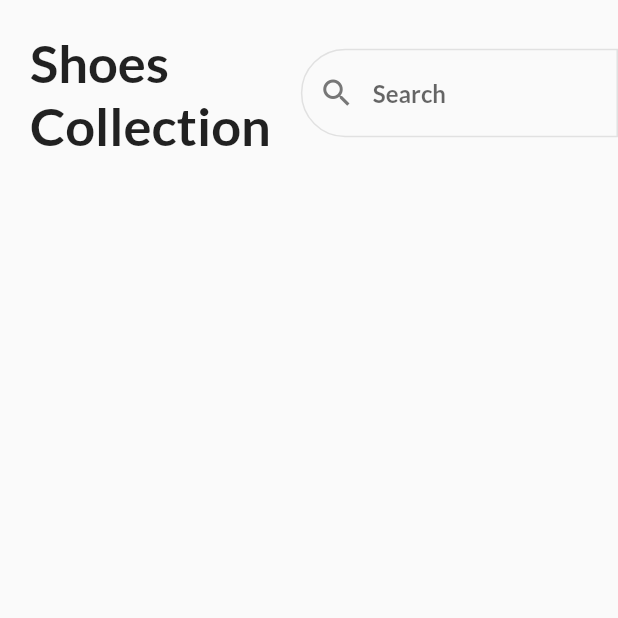
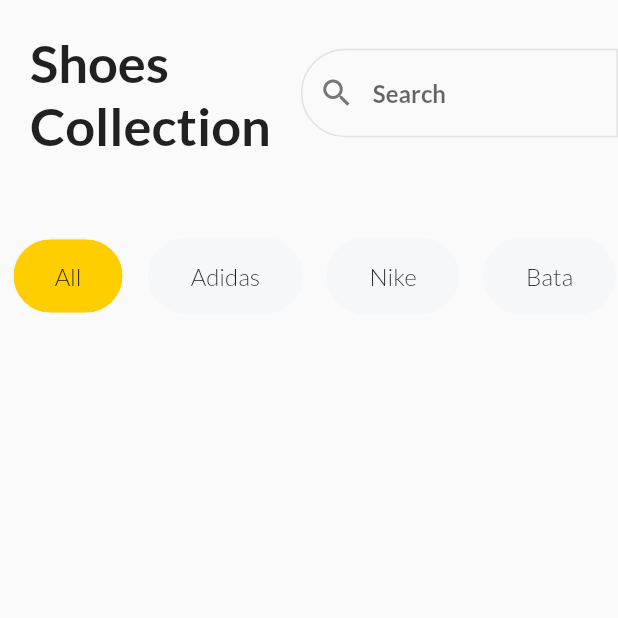
Before and after one commit to tsounguc/shop_app_flutter, a Flutter app: the screen it shows after launch, on a phone screen of 412 x 824 dp, the top half of it. Run offline on Flutter 3.47's test engine with Material 2 defaults, Android fonts, the phone set to English and light mode, and no system bars.

Commit message:
Add filter bar, images and product dummy data

```diff
--- a/lib/home_page.dart
+++ b/lib/home_page.dart
@@ -1,8 +1,21 @@
 import 'package:flutter/material.dart';
 
-class HomePage extends StatelessWidget {
+class HomePage extends StatefulWidget {
   const HomePage({super.key});
+
+  @override
+  State<HomePage> createState() => _HomePageState();
+}
+
+class _HomePageState extends State<HomePage> {
   final List<String> filters = const ['All', 'Adidas', 'Nike', 'Bata'];
+  late String selectedFilter;
+  @override
+  void initState() {
+    // TODO: implement initState
+    super.initState();
+    selectedFilter = filters[0];
+  }
 
   @override
   Widget build(BuildContext context) {
@@ -43,6 +56,35 @@ class HomePage extends StatelessWidget {
                 ),
               ],
             ),
+            SizedBox(
+              height: 120,
+              child: ListView.builder(
+                shrinkWrap: true,
+                scrollDirection: Axis.horizontal,
+                itemCount: filters.length,
+                itemBuilder: (context, index) {
+                  final filter = filters[index];
+                  return Padding(
+                    padding: const EdgeInsets.symmetric(horizontal: 8.0),
+                    child: GestureDetector(
+                      onTap: (){setState((){selectedFilter = filter;});},
+                      child: Chip(
+                        backgroundColor: selectedFilter == filter ? Theme.of(context).colorScheme.primary: const Color.fromRGBO(245, 247, 249, 1),
+                        side: const BorderSide(
+                          color: Color.fromRGBO(245, 247, 249, 1),
+                        ),
+                        padding: const EdgeInsets.symmetric(vertical: 15, horizontal: 20),
+                        label: Text(filter),
+                        labelStyle: const TextStyle(fontSize: 16),
+                        shape: RoundedRectangleBorder(
+                          borderRadius: BorderRadius.circular(30),
+                        ),
+                      ),
+                    ),
+                  );
+                },
+              ),
+            ),
           ],
         ),
       ),
--- a/lib/main.dart
+++ b/lib/main.dart
@@ -18,6 +18,7 @@ class MyApp extends StatelessWidget {
         fontFamily: 'Lato',
         colorScheme: ColorScheme.fromSeed(
           seedColor: const Color.fromRGBO(254, 206, 1, 1),
+          primary: const Color.fromRGBO(254, 206, 1, 1),
         ),
         inputDecorationTheme: const InputDecorationTheme(
             hintStyle: TextStyle(
--- a/pubspec.yaml
+++ b/pubspec.yaml
@@ -59,9 +59,8 @@ flutter:
   uses-material-design: true
 
   # To add assets to your application, add an assets section, like this:
-  # assets:
-  #   - images/a_dot_burr.jpeg
-  #   - images/a_dot_ham.jpeg
+  assets:
+    - assets/images/
 
   # An image asset can refer to one or more resolution-specific "variants", see
   # https://flutter.dev/assets-and-images/#resolution-aware
```
Also changed, not shown: lib/gobal_variables.dart (added, +44 -0 lines), lib/images/shoes_1.png (added), lib/images/shoes_3.png (added), lib/images/shoes_4.png (added), 1 other file.
